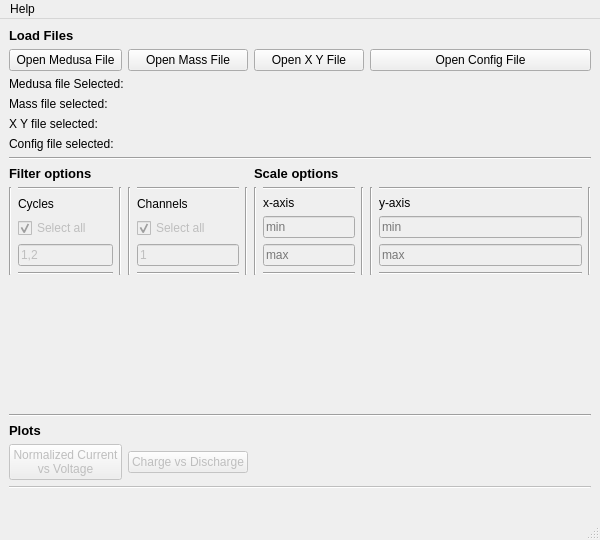
Qt form karlie/view/app.ui (abdullahsumbal/data-analysis) before a commit.
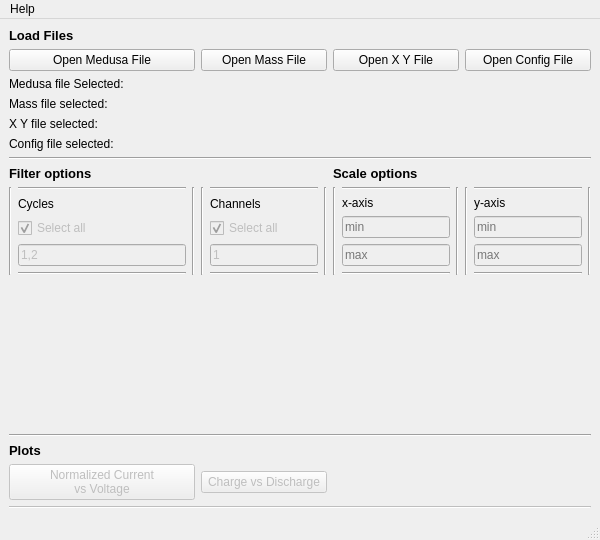
The same form after that commit.

```diff
--- a/karlie/view/app.ui
+++ b/karlie/view/app.ui
@@ -28,10 +28,150 @@
   <widget class="QWidget" name="centralwidget">
    <layout class="QVBoxLayout" name="verticalLayout">
     <item>
-     <layout class="QGridLayout" name="gridLayout" rowstretch="0,0,0,0,0,0,0,0,0,0,0,0,0,0,0,0,0" columnstretch="1,1,1,2" columnminimumwidth="0,0,0,0">
+     <layout class="QGridLayout" name="gridLayout" rowstretch="0,0,0,0,0,0,0,0,0,0,0,0,0,0,0,0" columnstretch="1,0,0,0">
       <property name="sizeConstraint">
        <enum>QLayout::SetNoConstraint</enum>
       </property>
+      <item row="14" column="1">
+       <widget class="QPushButton" name="button_charge_discharge">
+        <property name="enabled">
+         <bool>false</bool>
+        </property>
+        <property name="text">
+         <string>Charge vs Discharge</string>
+        </property>
+       </widget>
+      </item>
+      <item row="10" column="3">
+       <layout class="QGridLayout" name="gridLayout_5">
+        <item row="0" column="1">
+         <widget class="Line" name="line_16">
+          <property name="orientation">
+           <enum>Qt::Horizontal</enum>
+          </property>
+         </widget>
+        </item>
+        <item row="0" column="2" rowspan="5">
+         <widget class="Line" name="line_18">
+          <property name="orientation">
+           <enum>Qt::Vertical</enum>
+          </property>
+         </widget>
+        </item>
+        <item row="1" column="1">
+         <widget class="QLabel" name="label_8">
+          <property name="text">
+           <string>y-axis</string>
+          </property>
+         </widget>
+        </item>
+        <item row="3" column="1">
+         <widget class="QLineEdit" name="lineEdit_scale_y_max">
+          <property name="enabled">
+           <bool>false</bool>
+          </property>
+          <property name="toolTip">
+           <string>set y-axis maximum limit</string>
+          </property>
+          <property name="placeholderText">
+           <string>max</string>
+          </property>
+         </widget>
+        </item>
+        <item row="0" column="0" rowspan="5">
+         <widget class="Line" name="line_17">
+          <property name="orientation">
+           <enum>Qt::Vertical</enum>
+          </property>
+         </widget>
+        </item>
+        <item row="4" column="1">
+         <widget class="Line" name="line_19">
+          <property name="orientation">
+           <enum>Qt::Horizontal</enum>
+          </property>
+         </widget>
+        </item>
+        <item row="2" column="1">
+         <widget class="QLineEdit" name="lineEdit_scale_y_min">
+          <property name="enabled">
+           <bool>false</bool>
+          </property>
+          <property name="toolTip">
+           <string>set y-axis minimum limit</string>
+          </property>
+          <property name="placeholderText">
+           <string>min</string>
+          </property>
+         </widget>
+        </item>
+       </layout>
+      </item>
+      <item row="10" column="2">
+       <layout class="QGridLayout" name="gridLayout_4">
+        <item row="1" column="1">
+         <widget class="QLabel" name="label_7">
+          <property name="text">
+           <string>x-axis</string>
+          </property>
+         </widget>
+        </item>
+        <item row="0" column="0" rowspan="5">
+         <widget class="Line" name="line_14">
+          <property name="orientation">
+           <enum>Qt::Vertical</enum>
+          </property>
+         </widget>
+        </item>
+        <item row="4" column="1">
+         <widget class="Line" name="line_13">
+          <property name="orientation">
+           <enum>Qt::Horizontal</enum>
+          </property>
+         </widget>
+        </item>
+        <item row="0" column="1">
+         <widget class="Line" name="line_12">
+          <property name="orientation">
+           <enum>Qt::Horizontal</enum>
+          </property>
+         </widget>
+        </item>
+        <item row="3" column="1">
+         <widget class="QLineEdit" name="lineEdit_scale_x_max">
+          <property name="enabled">
+           <bool>false</bool>
+          </property>
+          <property name="toolTip">
+           <string>set x-axis maximum limit</string>
+          </property>
+          <property name="placeholderText">
+           <string>max</string>
+          </property>
+         </widget>
+        </item>
+        <item row="0" column="2" rowspan="5">
+         <widget class="Line" name="line_15">
+          <property name="orientation">
+           <enum>Qt::Vertical</enum>
+          </property>
+         </widget>
+        </item>
+        <item row="2" column="1">
+         <widget class="QLineEdit" name="lineEdit_scale_x_min">
+          <property name="enabled">
+           <bool>false</bool>
+          </property>
+          <property name="toolTip">
+           <string>set x-axis minimum limit</string>
+          </property>
+          <property name="placeholderText">
+           <string>min</string>
+          </property>
+         </widget>
+        </item>
+       </layout>
+      </item>
       <item row="0" column="0">
        <widget class="QLabel" name="label_2">
         <property name="font">
@@ -104,27 +244,6 @@
         </property>
        </widget>
       </item>
-      <item row="12" column="0" colspan="4">
-       <widget class="Line" name="line_2">
-        <property name="orientation">
-         <enum>Qt::Horizontal</enum>
-        </property>
-       </widget>
-      </item>
-      <item row="1" column="1">
-       <widget class="QPushButton" name="button_mass_file">
-        <property name="text">
-         <string>Open Mass File</string>
-        </property>
-       </widget>
-      </item>
-      <item row="1" column="2">
-       <widget class="QPushButton" name="button_x_y_file">
-        <property name="text">
-         <string>Open X Y File</string>
-        </property>
-       </widget>
-      </item>
       <item row="9" column="0">
        <widget class="QLabel" name="label_3">
         <property name="font">
@@ -139,10 +258,23 @@
         </property>
        </widget>
       </item>
-      <item row="16" column="0" colspan="4">
-       <widget class="QLabel" name="label_status">
+      <item row="15" column="0" colspan="4">
+       <widget class="Line" name="line_3">
+        <property name="enabled">
+         <bool>false</bool>
+        </property>
+        <property name="lineWidth">
+         <number>1</number>
+        </property>
+        <property name="orientation">
+         <enum>Qt::Horizontal</enum>
+        </property>
+       </widget>
+      </item>
+      <item row="4" column="0" colspan="4">
+       <widget class="QLabel" name="label_x_y_file">
         <property name="text">
-         <string/>
+         <string>X Y file selected: </string>
         </property>
        </widget>
       </item>
@@ -217,26 +349,6 @@
         </item>
        </layout>
       </item>
-      <item row="7" column="0" colspan="4">
-       <widget class="Line" name="line">
-        <property name="orientation">
-         <enum>Qt::Horizontal</enum>
-        </property>
-       </widget>
-      </item>
-      <item row="15" column="0" colspan="4">
-       <widget class="Line" name="line_3">
-        <property name="enabled">
-         <bool>false</bool>
-        </property>
-        <property name="lineWidth">
-         <number>1</number>
-        </property>
-        <property name="orientation">
-         <enum>Qt::Horizontal</enum>
-        </property>
-       </widget>
-      </item>
       <item row="10" column="1">
        <layout class="QGridLayout" name="gridLayout_3">
         <item row="0" column="1">
@@ -308,17 +420,10 @@
         </item>
        </layout>
       </item>
-      <item row="5" column="0" colspan="4">
-       <widget class="QLabel" name="label_config_file">
+      <item row="1" column="1">
+       <widget class="QPushButton" name="button_mass_file">
         <property name="text">
-         <string>Config file selected: </string>
-        </property>
-       </widget>
-      </item>
-      <item row="4" column="0" colspan="4">
-       <widget class="QLabel" name="label_x_y_file">
-        <property name="text">
-         <string>X Y file selected: </string>
+         <string>Open Mass File</string>
         </property>
        </widget>
       </item>
@@ -329,6 +434,27 @@
         </property>
        </widget>
       </item>
+      <item row="12" column="0" colspan="4">
+       <widget class="Line" name="line_2">
+        <property name="orientation">
+         <enum>Qt::Horizontal</enum>
+        </property>
+       </widget>
+      </item>
+      <item row="7" column="0" colspan="4">
+       <widget class="Line" name="line">
+        <property name="orientation">
+         <enum>Qt::Horizontal</enum>
+        </property>
+       </widget>
+      </item>
+      <item row="5" column="0" colspan="4">
+       <widget class="QLabel" name="label_config_file">
+        <property name="text">
+         <string>Config file selected: </string>
+        </property>
+       </widget>
+      </item>
       <item row="2" column="0" colspan="4">
        <widget class="QLabel" name="label_medusa_file">
         <property name="text">
@@ -336,6 +462,13 @@
         </property>
        </widget>
       </item>
+      <item row="1" column="2">
+       <widget class="QPushButton" name="button_x_y_file">
+        <property name="text">
+         <string>Open X Y File</string>
+        </property>
+       </widget>
+      </item>
       <item row="9" column="2">
        <widget class="QLabel" name="label_6">
         <property name="font">
@@ -350,146 +483,6 @@
         </property>
        </widget>
       </item>
-      <item row="10" column="2">
-       <layout class="QGridLayout" name="gridLayout_4">
-        <item row="1" column="1">
-         <widget class="QLabel" name="label_7">
-          <property name="text">
-           <string>x-axis</string>
-          </property>
-         </widget>
-        </item>
-        <item row="0" column="0" rowspan="5">
-         <widget class="Line" name="line_14">
-          <property name="orientation">
-           <enum>Qt::Vertical</enum>
-          </property>
-         </widget>
-        </item>
-        <item row="4" column="1">
-         <widget class="Line" name="line_13">
-          <property name="orientation">
-           <enum>Qt::Horizontal</enum>
-          </property>
-         </widget>
-        </item>
-        <item row="0" column="1">
-         <widget class="Line" name="line_12">
-          <property name="orientation">
-           <enum>Qt::Horizontal</enum>
-          </property>
-         </widget>
-        </item>
-        <item row="3" column="1">
-         <widget class="QLineEdit" name="lineEdit_scale_x_max">
-          <property name="enabled">
-           <bool>false</bool>
-          </property>
-          <property name="toolTip">
-           <string>set x-axis maximum limit</string>
-          </property>
-          <property name="placeholderText">
-           <string>max</string>
-          </property>
-         </widget>
-        </item>
-        <item row="0" column="2" rowspan="5">
-         <widget class="Line" name="line_15">
-          <property name="orientation">
-           <enum>Qt::Vertical</enum>
-          </property>
-         </widget>
-        </item>
-        <item row="2" column="1">
-         <widget class="QLineEdit" name="lineEdit_scale_x_min">
-          <property name="enabled">
-           <bool>false</bool>
-          </property>
-          <property name="toolTip">
-           <string>set x-axis minimum limit</string>
-          </property>
-          <property name="placeholderText">
-           <string>min</string>
-          </property>
-         </widget>
-        </item>
-       </layout>
-      </item>
-      <item row="10" column="3">
-       <layout class="QGridLayout" name="gridLayout_5">
-        <item row="0" column="1">
-         <widget class="Line" name="line_16">
-          <property name="orientation">
-           <enum>Qt::Horizontal</enum>
-          </property>
-         </widget>
-        </item>
-        <item row="0" column="2" rowspan="5">
-         <widget class="Line" name="line_18">
-          <property name="orientation">
-           <enum>Qt::Vertical</enum>
-          </property>
-         </widget>
-        </item>
-        <item row="1" column="1">
-         <widget class="QLabel" name="label_8">
-          <property name="text">
-           <string>y-axis</string>
-          </property>
-         </widget>
-        </item>
-        <item row="3" column="1">
-         <widget class="QLineEdit" name="lineEdit_scale_y_max">
-          <property name="enabled">
-           <bool>false</bool>
-          </property>
-          <property name="toolTip">
-           <string>set y-axis maximum limit</string>
-          </property>
-          <property name="placeholderText">
-           <string>max</string>
-          </property>
-         </widget>
-        </item>
-        <item row="0" column="0" rowspan="5">
-         <widget class="Line" name="line_17">
-          <property name="orientation">
-           <enum>Qt::Vertical</enum>
-          </property>
-         </widget>
-        </item>
-        <item row="4" column="1">
-         <widget class="Line" name="line_19">
-          <property name="orientation">
-           <enum>Qt::Horizontal</enum>
-          </property>
-         </widget>
-        </item>
-        <item row="2" column="1">
-         <widget class="QLineEdit" name="lineEdit_scale_y_min">
-          <property name="enabled">
-           <bool>false</bool>
-          </property>
-          <property name="toolTip">
-           <string>set y-axis minimum limit</string>
-          </property>
-          <property name="placeholderText">
-           <string>min</string>
-          </property>
-         </widget>
-        </item>
-       </layout>
-      </item>
-      <item row="14" column="1">
-       <widget class="QPushButton" name="button_charge_discharge">
-        <property name="enabled">
-         <bool>false</bool>
-        </property>
-        <property name="text">
-         <string>Charge vs Discharge</string>
-        </property>
-       </widget>
-      </item>
      </layout>
     </item>
    </layout>
```
Left out of the diff: 6 changed lines with no effect on the pictures.
